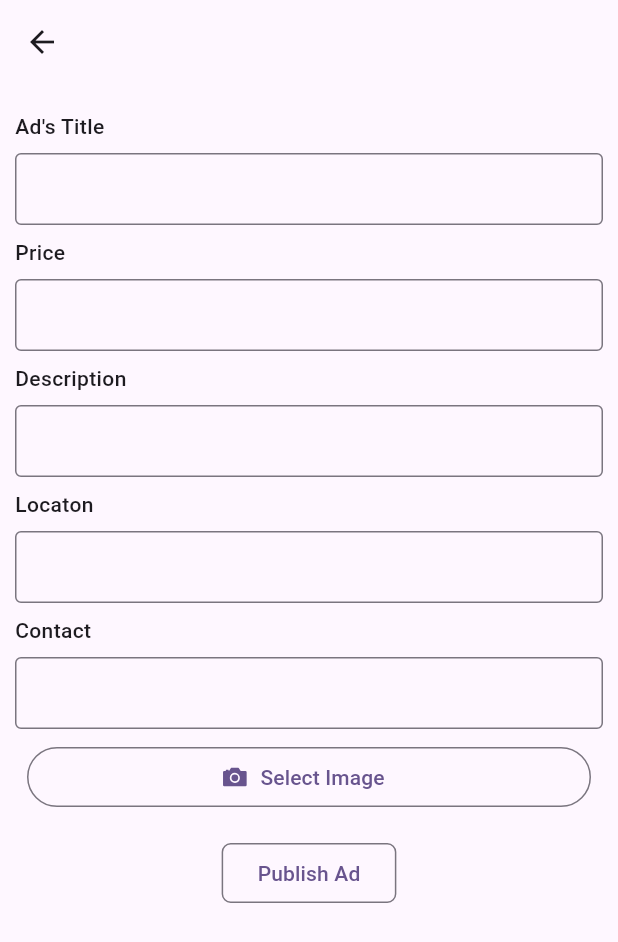
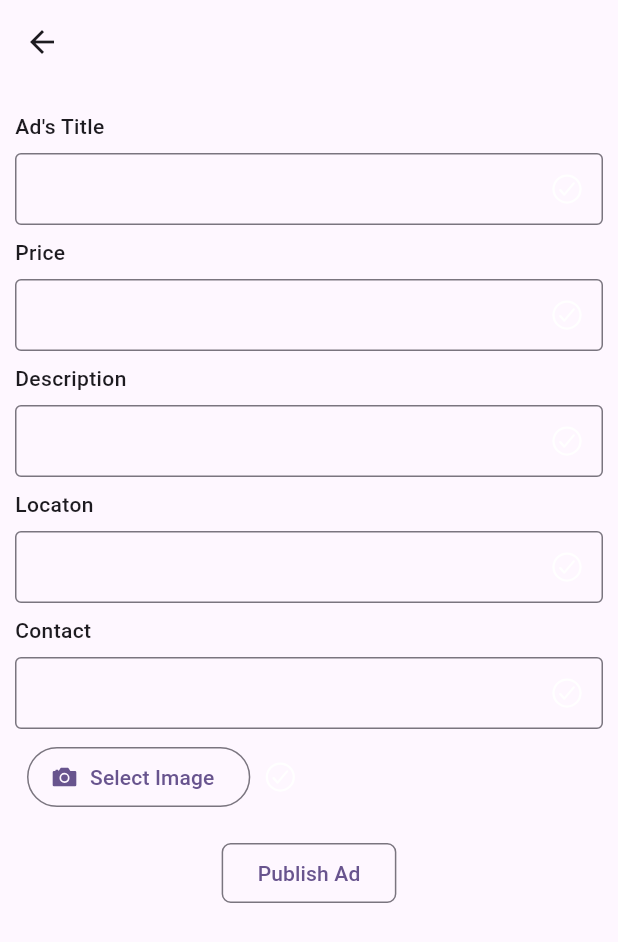
Before and after one commit to jack8096/AgriLease, a Flutter app: the AddAdSecton screen opened directly, after a tap on "Select Image", on a phone screen of 412 x 824 dp. Shown: the top 942 px of the screen. Run offline on Flutter 3.47's test engine with Material 2 defaults, Android fonts, the phone set to English and light mode, and no system bars; our stand-ins replace auto_size_text, firebase_core, firebase_database, firebase_storage, flutter_animate, image_picker and 1 more; accounts and stored records are empty; network calls fail.

Commit message:
add ad's form verification

```diff
--- a/lib/pages/add_ad_page.dart
+++ b/lib/pages/add_ad_page.dart
@@ -1,7 +1,58 @@
+// ignore_for_file: unnecessary_string_interpolations
+
+import 'dart:io';
+
 import 'package:agrilease/pages/recent_section.dart';
+import 'package:agrilease/recent_section_api.dart';
+import 'package:firebase_database/firebase_database.dart';
+import 'package:firebase_storage/firebase_storage.dart';
 import 'package:flutter/material.dart';
 import 'package:image_picker/image_picker.dart';
 import 'package:ionicons/ionicons.dart';
+
+
+class UploadData {
+static late XFile selectedImage;
+static bool isImageSelected = false;
+
+static void write(ProductDetail productDetail) async{ //ProductDetail data
+
+final FirebaseDatabase database = await DatabaseInitiation().recentSectionData();
+
+final dataPath = {
+  'title':productDetail.title,
+  'price':productDetail.price,
+  'description':productDetail.description,
+  'location':productDetail.location,
+  'contact':productDetail.contact,
+  'image':'NONE',
+  };
+
+await database.ref().push().set(dataPath);
+
+}
+
+static selectImage()async{
+    ImagePicker picker = ImagePicker();
+  dynamic image = await picker.pickImage(source: ImageSource.gallery);
+  try{selectedImage = image; isImageSelected=true; return true; } catch(e){print(e);}
+  return false;
+}
+
+static void uploadImage()async{
+  final storageRef = FirebaseStorage.instance.ref();
+
+  final imageRef = storageRef.child(selectedImage.name);
+
+  try {
+    File file = File(selectedImage.path);
+    await imageRef.putFile(file).whenComplete(() => null);
+  } catch (e) {  print(e);  }
+}
+
+}
+
+
 
 class AddAdSecton extends StatefulWidget {
   const AddAdSecton({super.key});
@@ -23,20 +74,17 @@ class _MyWidgetState extends State<AddAdSecton> {
   }
 }
 
-class ImageSection extends StatelessWidget {
-  const ImageSection({super.key});
-
-  @override
-  Widget build(BuildContext context) {
-    return const AspectRatio(aspectRatio: 1.5, child: Placeholder());
-  }
-}
 
 
 // ignore: must_be_immutable
-class InputInfoSecton extends StatelessWidget {
+class InputInfoSecton extends StatefulWidget {
   InputInfoSecton({super.key});
 
+  @override
+  State<InputInfoSecton> createState() => _InputInfoSectonState();
+}
+
+class _InputInfoSectonState extends State<InputInfoSecton> {
 TextEditingController title = TextEditingController();
 TextEditingController price = TextEditingController();
 TextEditingController description = TextEditingController();
@@ -44,51 +92,72 @@ TextEditingController location = TextEditingController();
 TextEditingController contact = TextEditingController();
 
 
+
+
+
 void submitForm(){
-final productDetail =   ProductDetail(title: title.text, price: price.text, description: description.text, image: 'None', location: 'None', contact: 'None' );
+var validate = _formKey.currentState!.validate();
+print('form validate $validate' );
+final productDetail =   ProductDetail(title: title.text, price: price.text, description: description.text, image: 'None', location: location.text, contact: contact.text );
 print(productDetail);
+//if(UploadData.isImageSelected){UploadData.uploadImage();}
+//UploadData.write(productDetail);
 }
 
-void selectImage ()async{
-final gallaryFile = await ImagePicker().pickImage(source: ImageSource.gallery );
-print(gallaryFile?.path??'No path Selected');
+
+void setStateisImageSelected()async{
+  await UploadData.selectImage();
+  setState(() { UploadData.isImageSelected; });
 }
+
+
+final _formKey = GlobalKey<FormState>();
+
+bool titleValidate = false;
+bool priceValidate = false;
+bool desValidate = false;
+bool locValidate = false;
+bool contValidate = false;
+
+
+
+
 
 
   @override
   Widget build(BuildContext context) {
-
-
-
-    return Column(  crossAxisAlignment: CrossAxisAlignment.stretch, mainAxisAlignment: MainAxisAlignment.spaceEvenly,
+return Form( key: _formKey,
+child: Column(  crossAxisAlignment: CrossAxisAlignment.stretch, mainAxisAlignment: MainAxisAlignment.spaceEvenly,
       children: [
-      labelText("Ad's Title"),  formField(title),
-      labelText("Price"),       formField(price),
-      labelText("Description"), formField(description),
-      labelText("Locaton"),     formField(location),
-      labelText("Contact"),     formField(contact),
-      selectImageButton(),
+      labelText("Ad's Title"),  TextFormField( decoration: InputDecoration(suffixIcon: const Icon(Ionicons.checkmark_circle_outline), suffixIconColor: titleValidate? Colors.green:Colors.white, contentPadding: const EdgeInsets.all(8), border: const OutlineInputBorder(), focusedBorder: const OutlineInputBorder(borderSide: BorderSide(width: 2, color: Colors.black))  ),  validator: (value) { if(value!=''   ){ setState(() {titleValidate=true;});}else{ setState(() {titleValidate=false;}); } return null; }, ), //value.runtimeType==String);
+      labelText("Price"),       TextFormField( decoration: InputDecoration(suffixIcon: const Icon(Ionicons.checkmark_circle_outline), suffixIconColor: priceValidate? Colors.green:Colors.white, contentPadding: const EdgeInsets.all(8), border: const OutlineInputBorder(), focusedBorder: const OutlineInputBorder(borderSide: BorderSide(width: 2, color: Colors.black))  ),  validator: (value) {    try {int.parse(value??"None"); setState((){priceValidate = true;}); } catch (e) { setState((){priceValidate = false;}); } return null; }, ), //value.runtimeType==String);
+      labelText("Description"), TextFormField( decoration: InputDecoration(suffixIcon: const Icon(Ionicons.checkmark_circle_outline), suffixIconColor: desValidate? Colors.green:Colors.white, contentPadding: const EdgeInsets.all(8), border: const OutlineInputBorder(), focusedBorder: const OutlineInputBorder(borderSide: BorderSide(width: 2, color: Colors.black))  ),  validator: (value) { if(value!='' ){ setState(() {desValidate=true;});}else{ setState(() {desValidate=false;}); } return null;}, ), //value.runtimeType==String);
+      labelText("Locaton"),     TextFormField( decoration: InputDecoration(suffixIcon: const Icon(Ionicons.checkmark_circle_outline), suffixIconColor: locValidate? Colors.green:Colors.white, contentPadding: const EdgeInsets.all(8), border: const OutlineInputBorder(), focusedBorder: const OutlineInputBorder(borderSide: BorderSide(width: 2, color: Colors.black))  ),  validator: (value) { if(value!=''            ){ setState(() {locValidate=true;});}else{ setState(() {locValidate=false;}); } return null; }, ), //value.runtimeType==String);
+      labelText("Contact"),     TextFormField( decoration: InputDecoration(suffixIcon: const Icon(Ionicons.checkmark_circle_outline), suffixIconColor: contValidate? Colors.green:Colors.white, contentPadding: const EdgeInsets.all(8), border: const OutlineInputBorder(), focusedBorder: const OutlineInputBorder(borderSide: BorderSide(width: 2, color: Colors.black))  ),  validator: (value) { try {int.parse(value??"None"); setState((){contValidate = true;}); } catch (e) { setState((){contValidate = false;}); } return null; }, ), //value.runtimeType==String);
+      Row( mainAxisAlignment: MainAxisAlignment.start,
+        children: [selectImageButton(), Icon(Ionicons.checkmark_circle_outline, color: UploadData.isImageSelected?Colors.green:Colors.white )],),
       submitbutton() // disable button till every thing is valid
       //Publish ADD
-      ],);
+      ],));
   }
 
   Padding selectImageButton() {
     return Padding( padding: const EdgeInsets.all(8.0),
-      child: OutlinedButton.icon( onPressed: (){ selectImage(); }, label: const Text('Select Image'), icon: const Icon(Ionicons.camera_sharp),),
+      child: OutlinedButton.icon( onPressed: (){ setStateisImageSelected();   }, label: const Text('Select Image'), icon: const Icon(Ionicons.camera_sharp,),),
     );
   }
 
   Padding submitbutton() {return Padding( padding: const EdgeInsets.all(8.0),
     child: Center(child: OutlinedButton( style:ButtonStyle(shape: MaterialStateProperty.all<RoundedRectangleBorder>( RoundedRectangleBorder( borderRadius: BorderRadius.circular(6.0),))) ,
-        onPressed: () { submitForm(); }, child: const Text("Publish Ad"), ),
+        onPressed: () { submitForm(); //_formKey.currentState!.validate() ;      //UploadData.uploadImage(); submitForm();
+         }, child: const Text("Publish Ad"), ),
       ),
   );
   }
 
-  TextFormField formField( controller ) => TextFormField( decoration: const InputDecoration( contentPadding: EdgeInsets.all(8), border: OutlineInputBorder(), focusedBorder: OutlineInputBorder(borderSide: BorderSide(width: 2, color: Colors.black))  ),
-  controller: controller,
-  );
 
-  Padding labelText(final String text) => Padding(padding: const EdgeInsets.fromLTRB(0, 8, 8, 8), child: Text(text, style: TextStyle(fontSize: 14, fontWeight: FontWeight.w500),),);
+
+  InputDecoration inputdecoration(Color? checkColor) => InputDecoration(suffixIcon: const Icon(Ionicons.checkmark_circle_outline), suffixIconColor: checkColor, contentPadding: const EdgeInsets.all(8), border: const OutlineInputBorder(), focusedBorder: const OutlineInputBorder(borderSide: BorderSide(width: 2, color: Colors.black))  );
+
+  Padding labelText(final String text) => Padding(padding: const EdgeInsets.fromLTRB(0, 8, 8, 8), child: Text(text, style: const TextStyle(fontSize: 14, fontWeight: FontWeight.w500),),);
 }
--- a/lib/pages/chats.dart
+++ b/lib/pages/chats.dart
@@ -5,6 +5,6 @@ class Chats extends StatelessWidget {
 
   @override
   Widget build(BuildContext context) {
-    return const Placeholder();
+    return const Center(child:Text('Page under Construction'));
   }
 }
--- a/lib/pages/profile.dart
+++ b/lib/pages/profile.dart
@@ -5,6 +5,6 @@ class Profile extends StatelessWidget {
 
   @override
   Widget build(BuildContext context) {
-    return const Placeholder();
+    return const Center( child: Text('Page Under Construction'), );
   }
 }
```
Also changed, not shown: lib/main.dart (+5 -3 lines), lib/pages/product_card_full_detail_page.dart (+14 -16 lines), lib/pages/recent_section.dart (+10 -10 lines).
